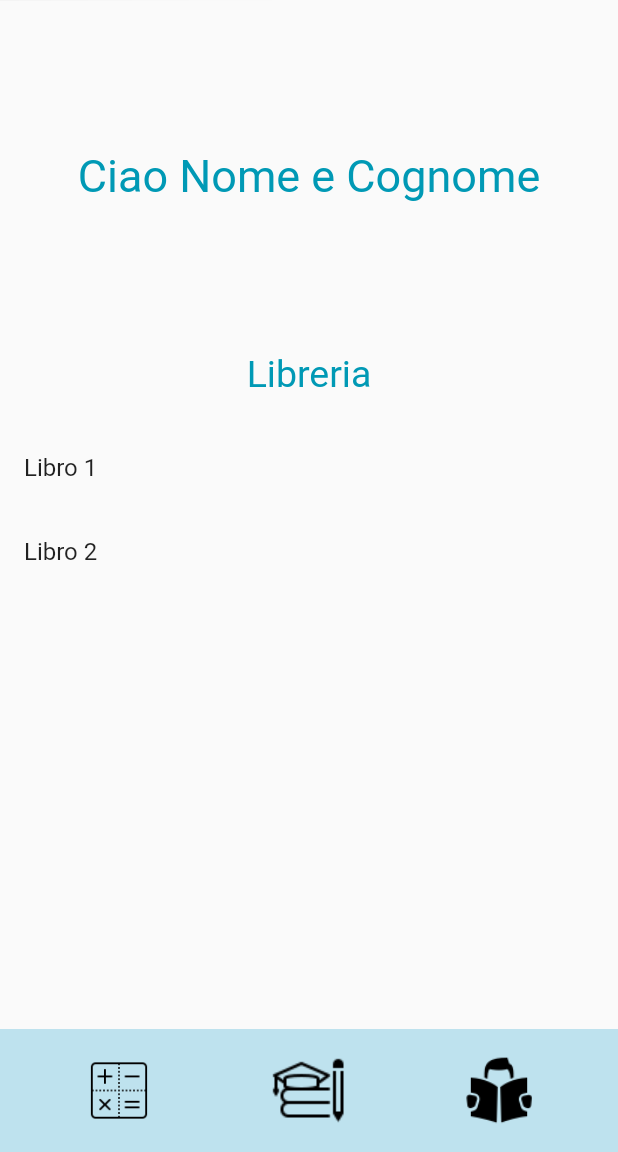
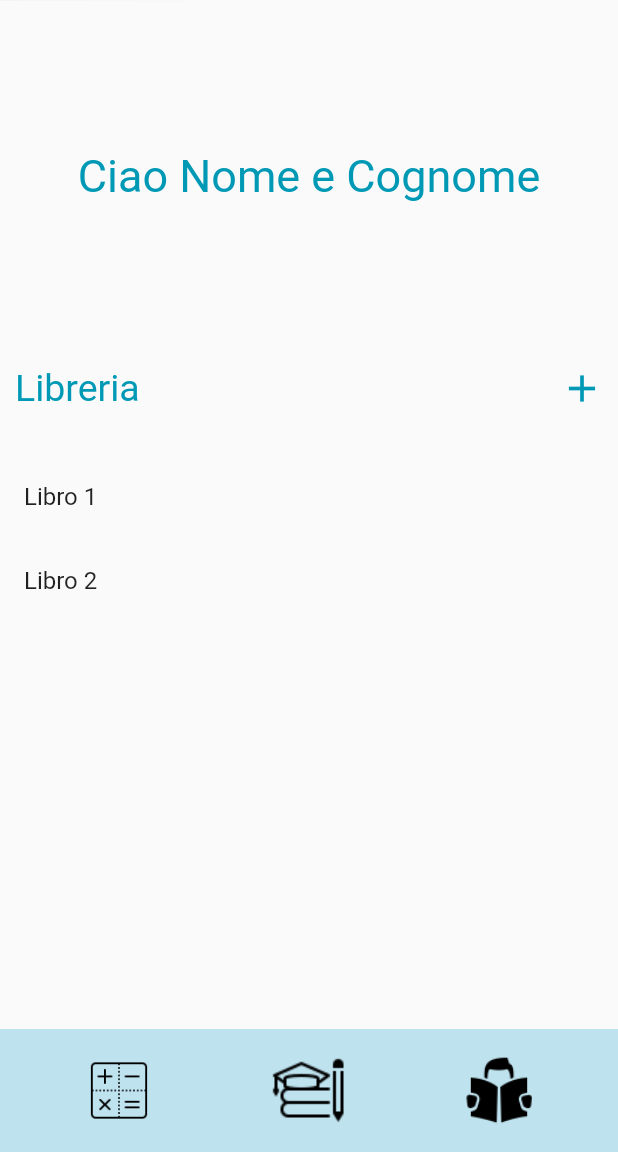
Before and after one commit to NapMarta/booktalk_app, a Flutter app: the ProfilePage screen opened directly, on a phone screen of 412 x 824 dp, the part 84-1236 px from its top. Run offline on Flutter 3.47's test engine with Material 2 defaults, Android fonts, the phone set to English and light mode, and no system bars.

Commit message:
Aggiunta pulsante Libreria

```diff
--- a/lib/profilo.dart
+++ b/lib/profilo.dart
@@ -40,12 +40,21 @@ class ProfilePage extends StatelessWidget {
 
           // ------ LIBRERIA ------
           Container(
-            padding: EdgeInsets.only(bottom: 20),
-            child: Center(
-              child: Text(
-                'Libreria',
-                style: TextStyle(fontSize: 25, color: Color(0xFF0099b5)),
-              ),
+            padding: EdgeInsets.only(bottom: 20, left: 10),
+            child: Row(
+              mainAxisAlignment: MainAxisAlignment.spaceBetween,
+              children: <Widget>[
+                Text(
+                  'Libreria',
+                  style: TextStyle(fontSize: 25, color: Color(0xFF0099b5)),
+                ),
+                IconButton(
+                  icon: Icon(Icons.add, color: Color(0xFF0099b5), size: 30),
+                  onPressed: () {
+                    // Azione da eseguire per aggiungere un libro
+                  },
+                ),
+              ],
             ),
           ),
           Expanded(
```
